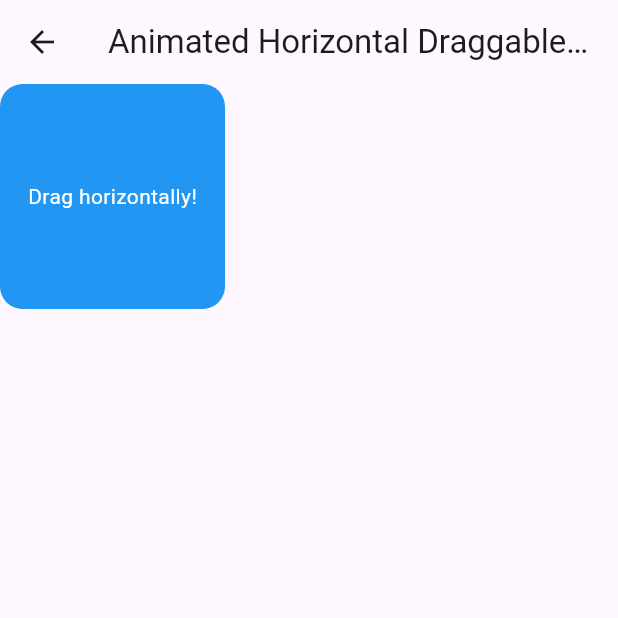
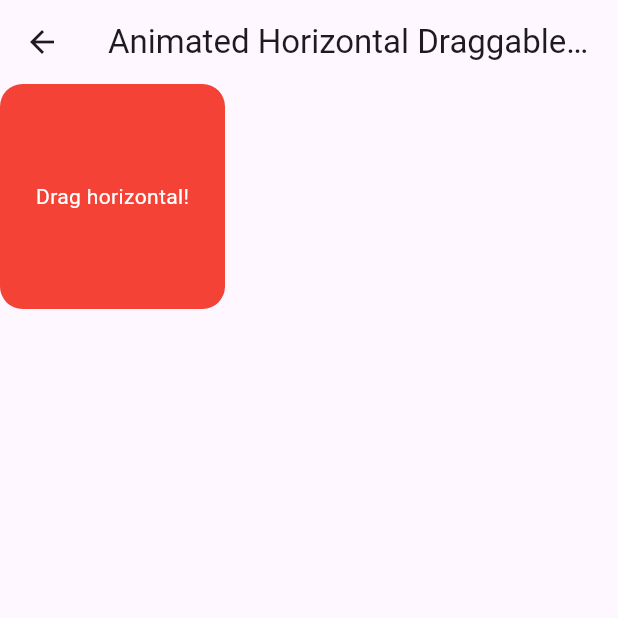
Before and after one commit to devtanvirmahtab/draggable_widget, a Flutter app: the AnimatedHorizontalDrag screen opened directly, on a phone screen of 412 x 824 dp, the top half of it. Run offline on Flutter 3.47's test engine with Material 3 defaults, Android fonts, the light colour scheme and no system bars.

Commit message:
add inside listview

```diff
--- a/lib/animated_horizontal_drag.dart
+++ b/lib/animated_horizontal_drag.dart
@@ -41,12 +41,12 @@ class _AnimatedHorizontalDragState extends State<AnimatedHorizontalDrag> {
                 width: 150,
                 height: 150,
                 decoration: BoxDecoration(
-                  color: Colors.blue,
+                  color: Colors.red,
                   borderRadius: BorderRadius.circular(15),
                 ),
                 child: const Center(
                   child: Text(
-                    'Drag horizontally!',
+                    'Drag horizontal!',
                     style: TextStyle(color: Colors.white),
                   ),
                 ),
--- a/lib/insidelistview.dart
+++ b/lib/insidelistview.dart
@@ -12,7 +12,7 @@ class _InsideListViewState extends State<InsideListView> {
   Widget build(BuildContext context) {
     return Scaffold(
       appBar: AppBar(
-        title: Text('Horizontal Draggable Container in ListView'),
+        title: const Text('Horizontal Draggable Container in ListView'),
       ),
       body: ListView.builder(
         itemCount: 15,
@@ -31,6 +31,8 @@ class _InsideListViewState extends State<InsideListView> {
 }
 
 class DraggableContainer extends StatefulWidget {
+  const DraggableContainer({super.key});
+
   @override
   _DraggableContainerState createState() => _DraggableContainerState();
 }
@@ -54,15 +56,15 @@ class _DraggableContainerState extends State<DraggableContainer> {
         });
       },
       child: AnimatedContainer(
-        duration: Duration(milliseconds: 300),
+        duration: const Duration(milliseconds: 300),
         curve: Curves.easeInOut,
         transform: Matrix4.translationValues(_left, 0, 0),
         width: 150,
         height: 150,
         color: Colors.blue,
-        child: Center(
+        child: const Center(
           child: Text(
-            'Drag horizontally!',
+            'Drag horizontal!',
             style: TextStyle(color: Colors.white),
           ),
         ),
```
